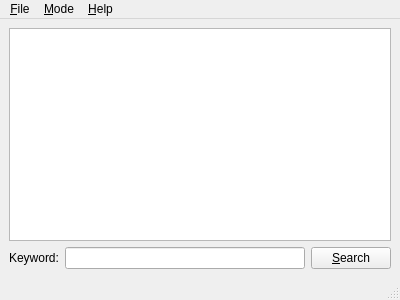
Before: the Qt Designer form pysozlukqt/data/ui/mainWindow.ui in jnmbk/boncuk, drawn with Qt 5.
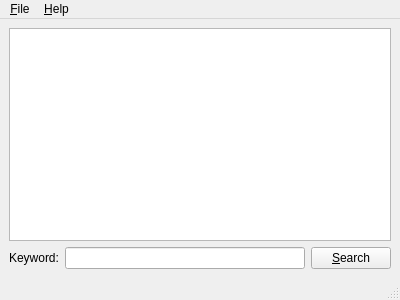
After: the same form once the commit is applied. Icons and pictures are not drawn.

Commit message: Added icons to mainwindow. This has some problems with Turkish locale, so run as LC_ALL=en_US.UTF-8 python __init__.py until I fix it.

The edit to the form file:
```diff
--- a/pysozlukqt/data/ui/mainWindow.ui
+++ b/pysozlukqt/data/ui/mainWindow.ui
@@ -69,12 +69,6 @@
     <addaction name="separator" />
     <addaction name="actionQuit" />
    </widget>
-   <widget class="QMenu" name="menuMode" >
-    <property name="title" >
-     <string>&amp;Mode</string>
-    </property>
-    <addaction name="actionOffline" />
-   </widget>
    <widget class="QMenu" name="menuHelp" >
     <property name="title" >
      <string>&amp;Help</string>
@@ -83,7 +77,6 @@
     <addaction name="actionAbout_Qt" />
    </widget>
    <addaction name="menuFile" />
-   <addaction name="menuMode" />
    <addaction name="menuHelp" />
   </widget>
   <widget class="QStatusBar" name="statusbar" />
```
Left out of the diff: 39 changed lines with no effect on the pictures. The commit also changes 1 other file.
